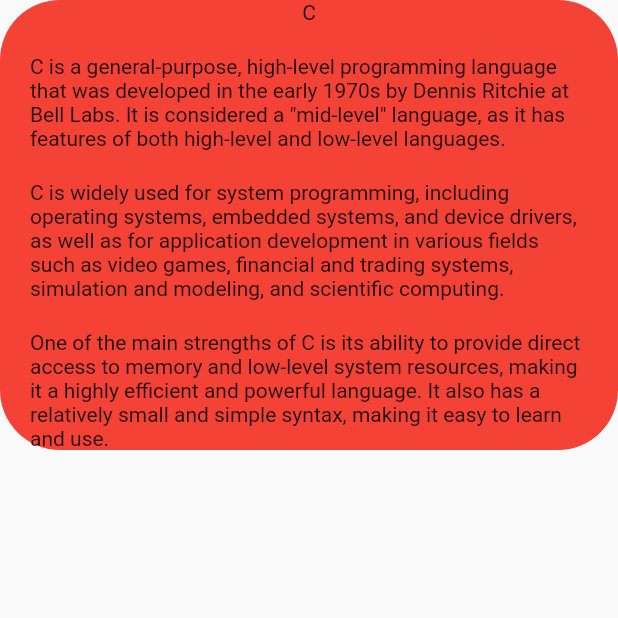
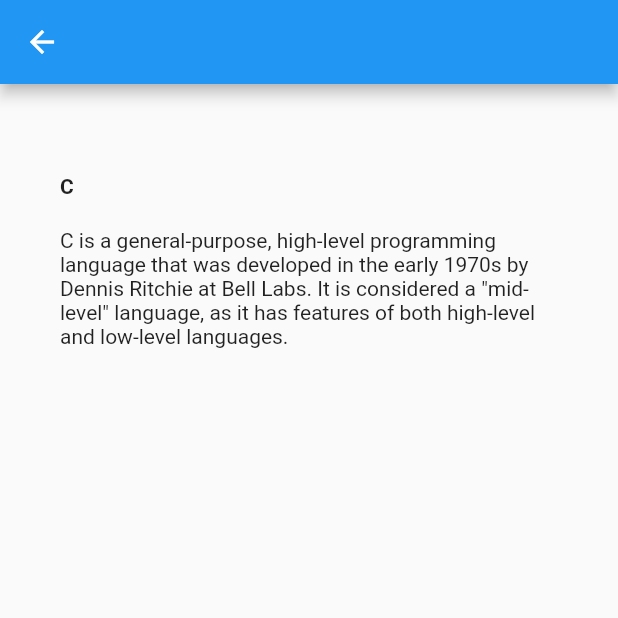
Before and after one commit to Chamidilshan/learn_programming, a Flutter app: the CPage screen opened directly, on a phone screen of 412 x 824 dp, the top half of it. Run offline on Flutter 3.47's test engine with Material 2 defaults, Android fonts, the phone set to English and light mode, and no system bars.

Commit message:
edited language page

```diff
--- a/lib/main.dart
+++ b/lib/main.dart
@@ -1,5 +1,7 @@
 import 'package:flutter/material.dart';
 import 'package:learn_programming/pages/home_page.dart';
+import 'package:learn_programming/pages/language_pages/cLang.dart';
+import 'package:learn_programming/widgets/language_button.dart';
 import 'pages/started_page.dart';
 
 void main() {
@@ -12,7 +14,7 @@ class MyApp extends StatelessWidget {
   @override
   Widget build(BuildContext context) {
     return MaterialApp(
-      home: HomePage(),
+      home: CPage(),
       debugShowCheckedModeBanner: false,
     );
   }
--- a/lib/pages/language_pages/cLang.dart
+++ b/lib/pages/language_pages/cLang.dart
@@ -6,17 +6,26 @@ class CPage extends StatelessWidget {
   @override
   Widget build(BuildContext context) {
     return Scaffold(
-      body: SingleChildScrollView(
-        child: Container(
-          padding: EdgeInsets.symmetric(horizontal: 20.0),
-          decoration: BoxDecoration(
-              color: Colors.red,
-            borderRadius: BorderRadius.circular(40)
+      appBar: AppBar(),
+      body: SafeArea(
+        child: Column(
+          crossAxisAlignment: CrossAxisAlignment.stretch,
+          children: [
+            SizedBox(
+              height: 20.0,
             ),
+            Container(
+              padding: EdgeInsets.all(40.0),
                 child: Column(
-            mainAxisAlignment: MainAxisAlignment.center,
+                  mainAxisAlignment: MainAxisAlignment.start,
+                  crossAxisAlignment: CrossAxisAlignment.start,
                   children: [
-              Text('C'),
+                    Text(
+                      'C',
+                      style: TextStyle(
+                          fontWeight: FontWeight.bold
+                      ),
+                    ),
                     SizedBox(
                       height: 20.0,
                     ),
@@ -26,23 +35,29 @@ class CPage extends StatelessWidget {
                           'Bell Labs. It is considered a "mid-level" '
                           'language, as it has features of both high-level and low-level languages.',
                     ),
+                  ],
+                ),
+            ),
             SizedBox(
               height: 20.0,
             ),
-              Text('C is widely used for system programming, including operating systems, '
-                  'embedded systems, and device drivers, as well as for application '
-                  'development in various fields such as video games, financial and '
-                  'trading systems, simulation '
-                  'and modeling, and scientific computing.'),
-              SizedBox(
-                height: 20.0,
-              ),
-              Text('One of the main strengths of C is its ability to provide direct access '
-                  'to memory and low-level system resources, making it a highly '
-                  'efficient and powerful language. It also has a relatively '
-                  'small and simple syntax, making it easy to learn and use.'),
+
+            // SizedBox(
+            //   height: 20.0,
+            // ),
+            // Text('C is widely used for system programming, including operating systems, '
+            //     'embedded systems, and device drivers, as well as for application '
+            //     'development in various fields such as video games, financial and '
+            //     'trading systems, simulation '
+            //     'and modeling, and scientific computing.'),
+            // SizedBox(
+            //   height: 20.0,
+            // ),
+            // Text('One of the main strengths of C is its ability to provide direct access '
+            //     'to memory and low-level system resources, making it a highly '
+            //     'efficient and powerful language. It also has a relatively '
+            //     'small and simple syntax, making it easy to learn and use.'),
           ],
-          ),
         ),
       ),
     );
```
Lines whose indentation alone changed are shown as unchanged.
